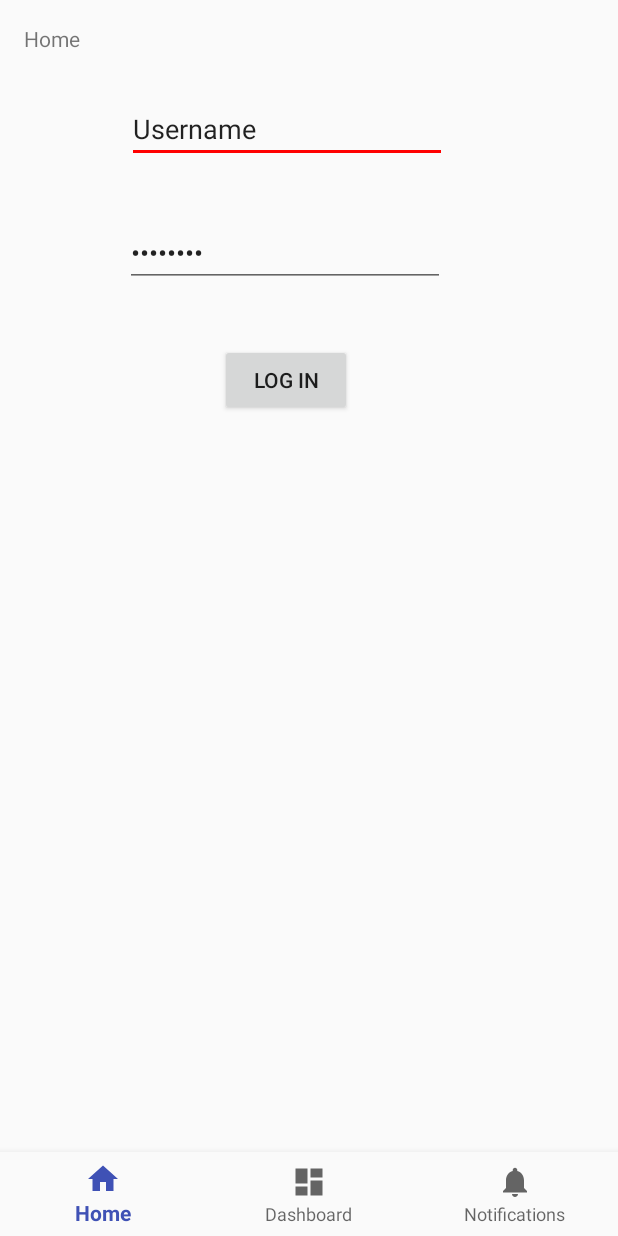
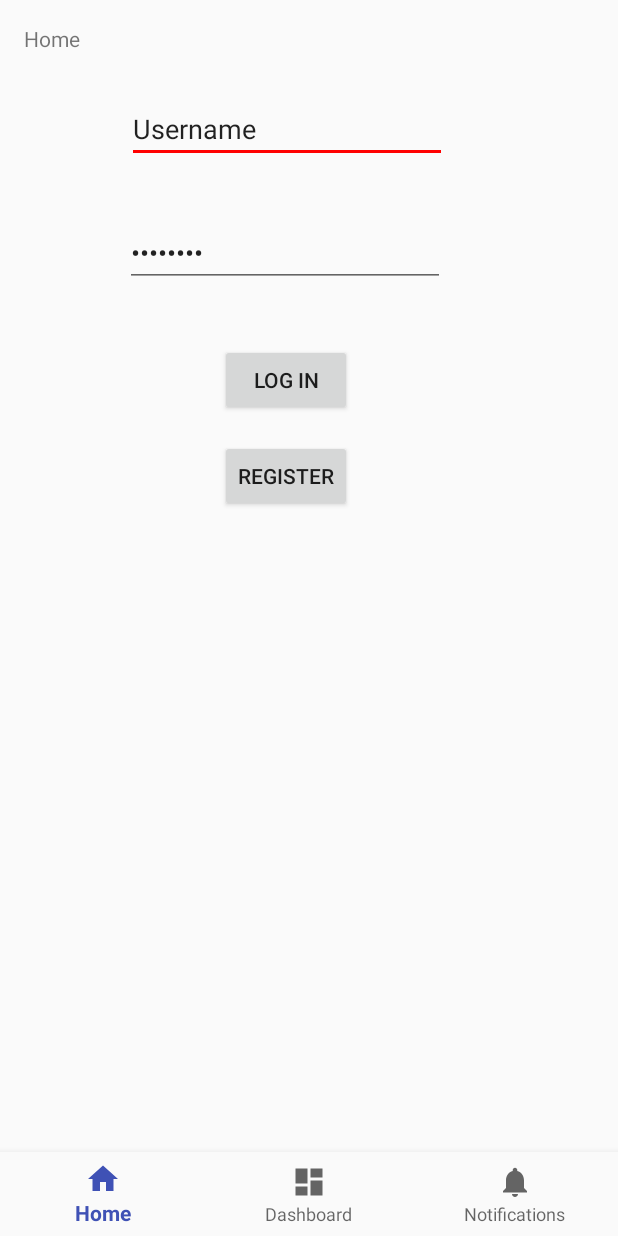
Before and after one commit to lukakralj/DragonHunt, an Android app: the layout activity_login_page.xml on its own in the app's theme, with its tools: preview values and no code run, on a phone screen of 412 x 824 dp. Run offline under Robolectric (Android 15) with nearby library versions, the phone set to English and light mode, and no system bars; network calls fail.

Commit message:
Add login structure - TODO: test

```diff
--- a/app/src/main/java/com/dragonhunt/SignUpPage.java
+++ b/app/src/main/java/com/dragonhunt/SignUpPage.java
@@ -78,14 +78,13 @@ public class SignUpPage extends AppCompatActivity {
         if (passwordInput.getText().toString().length() < 8) {
             allValid = false;
         }
-        String message = "";
+
         if (allValid) {
             createNewUser();
         }
         else {
-            message = "Please fill all the fields. Username must be at least 5 characters long, and password at least 8.";
+            mTextMessage.setText("Please fill all the fields. Username must be at least 5 characters long, and password at least 8.");
         }
-        mTextMessage.setText(message);
     }
 
     private void createNewUser() {
--- a/app/src/main/java/com/dragonhunt/backend/NewUserRequest.java
+++ b/app/src/main/java/com/dragonhunt/backend/NewUserRequest.java
@@ -1,7 +1,9 @@
 package com.dragonhunt.backend;
 
 import android.app.Activity;
+import android.content.Intent;
 
+import com.dragonhunt.LoginPage;
 import com.dragonhunt.SignUpPage;
 
 public class NewUserRequest extends HttpRequest {
@@ -39,6 +41,8 @@ public class NewUserRequest extends HttpRequest {
     protected void onPostExecute(String result) {
         if (wasSuccessful()) {
             ((SignUpPage)activity).setMessage("Registration successful.");
+            Intent intent = new Intent(activity, LoginPage.class);
+            activity.startActivity(intent);
         }
         else {
             ((SignUpPage)activity).setMessage(getMessage());
--- a/app/src/main/res/layout/activity_login_page.xml
+++ b/app/src/main/res/layout/activity_login_page.xml
@@ -28,7 +28,7 @@
         app:menu="@menu/navigation" />
 
     <EditText
-        android:id="@+id/editText5"
+        android:id="@+id/loginUsername"
         android:layout_width="wrap_content"
         android:layout_height="wrap_content"
         android:layout_marginLeft="31dp"
@@ -41,7 +41,7 @@
         app:layout_constraintTop_toBottomOf="@+id/message" />
 
     <EditText
-        android:id="@+id/editText6"
+        android:id="@+id/loginPassword"
         android:layout_width="wrap_content"
         android:layout_height="wrap_content"
         android:layout_marginEnd="1dp"
@@ -50,11 +50,11 @@
         android:ems="10"
         android:inputType="textPassword"
         android:text="Password"
-        app:layout_constraintEnd_toEndOf="@+id/editText5"
-        app:layout_constraintTop_toBottomOf="@+id/editText5" />
+        app:layout_constraintEnd_toEndOf="@+id/loginUsername"
+        app:layout_constraintTop_toBottomOf="@+id/loginUsername" />
 
     <Button
-        android:id="@+id/button3"
+        android:id="@+id/loginButton"
         android:layout_width="wrap_content"
         android:layout_height="wrap_content"
         android:layout_marginEnd="63dp"
@@ -63,8 +63,23 @@
         android:layout_marginStart="63dp"
         android:layout_marginTop="38dp"
         android:text="Log in"
-        app:layout_constraintEnd_toEndOf="@+id/editText6"
-        app:layout_constraintStart_toStartOf="@+id/editText5"
-        app:layout_constraintTop_toBottomOf="@+id/editText6" />
+        app:layout_constraintEnd_toEndOf="@+id/loginPassword"
+        app:layout_constraintStart_toStartOf="@+id/loginUsername"
+        app:layout_constraintTop_toBottomOf="@+id/loginPassword" />
+
+    <Button
+        android:id="@+id/gotoSignUp"
+        android:layout_width="wrap_content"
+        android:layout_height="wrap_content"
+        android:layout_marginEnd="63dp"
+        android:layout_marginLeft="63dp"
+        android:layout_marginRight="63dp"
+        android:layout_marginStart="63dp"
+        android:layout_marginTop="16dp"
+        android:text="Register"
+        app:layout_constraintEnd_toEndOf="@+id/loginButton"
+        app:layout_constraintHorizontal_bias="0.0"
+        app:layout_constraintStart_toStartOf="@+id/loginPassword"
+        app:layout_constraintTop_toBottomOf="@+id/loginButton" />
 
 </android.support.constraint.ConstraintLayout>
```
Also changed, not shown: app/src/main/AndroidManifest.xml (+7 -10 lines), app/src/main/java/com/dragonhunt/LoginPage.java (+60 -0 lines), app/src/main/java/com/dragonhunt/MainActivity.java (deleted, +0 -32 lines), app/src/main/java/com/dragonhunt/backend/LoginRequest.java (+13 -4 lines), app/src/main/res/layout/activity_main.xml (deleted, +0 -33 lines), app/src/main/res/layout/content_main.xml (deleted, +0 -11 lines).
